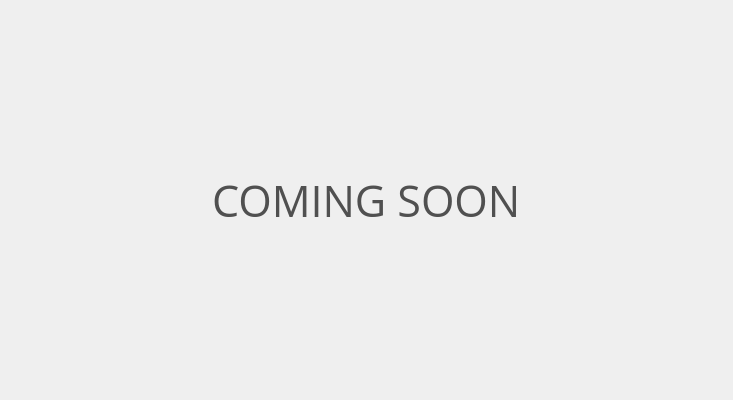
The window that src/qt/forms/fractalui.ui (CryptoCoderz/Espers) describes before a commit, drawn with Qt 5.
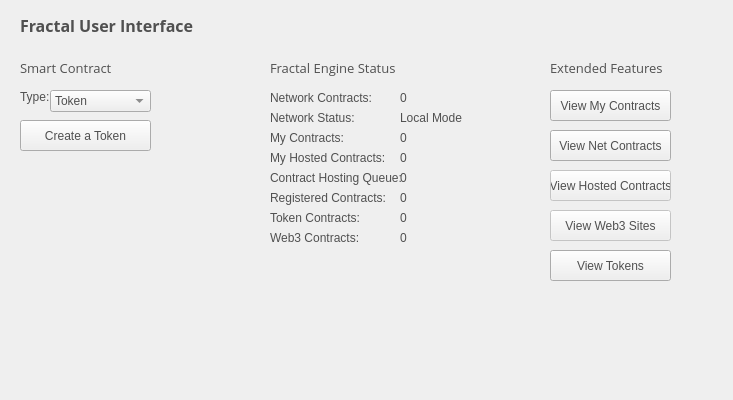
The same window after the commit.

Diff of the .ui file:
```diff
--- a/src/qt/forms/fractalui.ui
+++ b/src/qt/forms/fractalui.ui
@@ -20,54 +20,412 @@
    <string notr="true">color:#505050;
 font-family:'Open Sans,sans-serif';</string>
   </property>
-  <layout class="QGridLayout" name="gridLayout">
-   <property name="sizeConstraint">
-    <enum>QLayout::SetMaximumSize</enum>
+  <widget class="QLabel" name="smartContractLabel">
+   <property name="geometry">
+    <rect>
+     <x>20</x>
+     <y>60</y>
+     <width>141</width>
+     <height>16</height>
+    </rect>
    </property>
-   <item row="0" column="0">
-    <layout class="QHBoxLayout" name="horizontalLayout">
-     <item>
-      <spacer name="horizontalSpacer">
-       <property name="orientation">
-        <enum>Qt::Horizontal</enum>
-       </property>
-       <property name="sizeHint" stdset="0">
-        <size>
-         <width>40</width>
-         <height>20</height>
-        </size>
-       </property>
-      </spacer>
-     </item>
-     <item>
-      <widget class="QLabel" name="label">
-       <property name="font">
-        <font>
-         <family>Open Sans,sans-serif</family>
-         <pointsize>32</pointsize>
-        </font>
-       </property>
-       <property name="text">
-        <string>COMING SOON</string>
-       </property>
-      </widget>
-     </item>
-     <item>
-      <spacer name="horizontalSpacer_2">
-       <property name="orientation">
-        <enum>Qt::Horizontal</enum>
-       </property>
-       <property name="sizeHint" stdset="0">
-        <size>
-         <width>40</width>
-         <height>20</height>
-        </size>
-       </property>
-      </spacer>
-     </item>
-    </layout>
+   <property name="font">
+    <font>
+     <family>Open Sans,sans-serif</family>
+     <pointsize>10</pointsize>
+    </font>
+   </property>
+   <property name="text">
+    <string>Smart Contract</string>
+   </property>
+  </widget>
+  <widget class="QLabel" name="titleLabel">
+   <property name="geometry">
+    <rect>
+     <x>20</x>
+     <y>10</y>
+     <width>211</width>
+     <height>31</height>
+    </rect>
+   </property>
+   <property name="font">
+    <font>
+     <family>Open Sans,sans-serif</family>
+     <pointsize>12</pointsize>
+     <weight>75</weight>
+     <bold>true</bold>
+    </font>
+   </property>
+   <property name="text">
+    <string>Fractal User Interface</string>
+   </property>
+  </widget>
+  <widget class="QLabel" name="typeLabel">
+   <property name="geometry">
+    <rect>
+     <x>20</x>
+     <y>90</y>
+     <width>47</width>
+     <height>14</height>
+    </rect>
+   </property>
+   <property name="text">
+    <string>Type:</string>
+   </property>
+  </widget>
+  <widget class="QLabel" name="extendedFeaturesLabel">
+   <property name="geometry">
+    <rect>
+     <x>550</x>
+     <y>60</y>
+     <width>151</width>
+     <height>16</height>
+    </rect>
+   </property>
+   <property name="font">
+    <font>
+     <family>Open Sans,sans-serif</family>
+     <pointsize>10</pointsize>
+    </font>
+   </property>
+   <property name="text">
+    <string>Extended Features</string>
+   </property>
+  </widget>
+  <widget class="QLabel" name="fractalEngineLabel">
+   <property name="geometry">
+    <rect>
+     <x>270</x>
+     <y>60</y>
+     <width>181</width>
+     <height>16</height>
+    </rect>
+   </property>
+   <property name="font">
+    <font>
+     <family>Open Sans,sans-serif</family>
+     <pointsize>10</pointsize>
+    </font>
+   </property>
+   <property name="text">
+    <string>Fractal Engine Status</string>
+   </property>
+  </widget>
+  <widget class="QLabel" name="netContractsLabel">
+   <property name="geometry">
+    <rect>
+     <x>270</x>
+     <y>90</y>
+     <width>121</width>
+     <height>16</height>
+    </rect>
+   </property>
+   <property name="text">
+    <string>Network Contracts:</string>
+   </property>
+  </widget>
+  <widget class="QLabel" name="myContractsLabel">
+   <property name="geometry">
+    <rect>
+     <x>270</x>
+     <y>130</y>
+     <width>101</width>
+     <height>16</height>
+    </rect>
+   </property>
+   <property name="text">
+    <string>My Contracts:</string>
+   </property>
+  </widget>
+  <widget class="QLabel" name="netSTatusLabel">
+   <property name="geometry">
+    <rect>
+     <x>270</x>
+     <y>110</y>
+     <width>101</width>
+     <height>16</height>
+    </rect>
+   </property>
+   <property name="text">
+    <string>Network Status:</string>
+   </property>
+  </widget>
+  <widget class="QLabel" name="myHostedConstractsLabel">
+   <property name="geometry">
+    <rect>
+     <x>270</x>
+     <y>150</y>
+     <width>121</width>
+     <height>16</height>
+    </rect>
+   </property>
+   <property name="text">
+    <string>My Hosted Contracts:</string>
+   </property>
+  </widget>
+  <widget class="QLabel" name="contractQueueLabel">
+   <property name="geometry">
+    <rect>
+     <x>270</x>
+     <y>170</y>
+     <width>141</width>
+     <height>16</height>
+    </rect>
+   </property>
+   <property name="text">
+    <string>Contract Hosting Queue:</string>
+   </property>
+  </widget>
+  <widget class="QPushButton" name="myContractsBtn">
+   <property name="geometry">
+    <rect>
+     <x>550</x>
+     <y>90</y>
+     <width>121</width>
+     <height>31</height>
+    </rect>
+   </property>
+   <property name="text">
+    <string>View My Contracts</string>
+   </property>
+  </widget>
+  <widget class="QPushButton" name="netContractsBtn">
+   <property name="geometry">
+    <rect>
+     <x>550</x>
+     <y>130</y>
+     <width>121</width>
+     <height>31</height>
+    </rect>
+   </property>
+   <property name="text">
+    <string>View Net Contracts</string>
+   </property>
+  </widget>
+  <widget class="QPushButton" name="myHostedBtn">
+   <property name="enabled">
+    <bool>false</bool>
+   </property>
+   <property name="geometry">
+    <rect>
+     <x>550</x>
+     <y>170</y>
+     <width>121</width>
+     <height>31</height>
+    </rect>
+   </property>
+   <property name="text">
+    <string>View Hosted Contracts</string>
+   </property>
+  </widget>
+  <widget class="QPushButton" name="netWeb3Btn">
+   <property name="enabled">
+    <bool>false</bool>
+   </property>
+   <property name="geometry">
+    <rect>
+     <x>550</x>
+     <y>210</y>
+     <width>121</width>
+     <height>31</height>
+    </rect>
+   </property>
+   <property name="text">
+    <string>View Web3 Sites</string>
+   </property>
+  </widget>
+  <widget class="QPushButton" name="netTokensBtn">
+   <property name="geometry">
+    <rect>
+     <x>550</x>
+     <y>250</y>
+     <width>121</width>
+     <height>31</height>
+    </rect>
+   </property>
+   <property name="text">
+    <string>View Tokens</string>
+   </property>
+  </widget>
+  <widget class="QLabel" name="registeredContractsLabel">
+   <property name="geometry">
+    <rect>
+     <x>270</x>
+     <y>190</y>
+     <width>121</width>
+     <height>16</height>
+    </rect>
+   </property>
+   <property name="text">
+    <string>Registered Contracts:</string>
+   </property>
+  </widget>
+  <widget class="QLabel" name="tokensLabel">
+   <property name="geometry">
+    <rect>
+     <x>270</x>
+     <y>210</y>
+     <width>101</width>
+     <height>16</height>
+    </rect>
+   </property>
+   <property name="text">
+    <string>Token Contracts:</string>
+   </property>
+  </widget>
+  <widget class="QLabel" name="web3Label">
+   <property name="geometry">
+    <rect>
+     <x>270</x>
+     <y>230</y>
+     <width>111</width>
+     <height>16</height>
+    </rect>
+   </property>
+   <property name="text">
+    <string>Web3 Contracts:</string>
+   </property>
+  </widget>
+  <widget class="QComboBox" name="contractTypeCombo">
+   <property name="geometry">
+    <rect>
+     <x>50</x>
+     <y>90</y>
+     <width>101</width>
+     <height>22</height>
+    </rect>
+   </property>
+   <property name="currentIndex">
+    <number>0</number>
+   </property>
+   <item>
+    <property name="text">
+     <string>Token</string>
+    </property>
    </item>
-  </layout>
+   <item>
+    <property name="text">
+     <string>Web3</string>
+    </property>
+   </item>
+  </widget>
+  <widget class="QLabel" name="ncCount">
+   <property name="geometry">
+    <rect>
+     <x>400</x>
+     <y>90</y>
+     <width>71</width>
+     <height>16</height>
+    </rect>
+   </property>
+   <property name="text">
+    <string>0</string>
+   </property>
+  </widget>
+  <widget class="QLabel" name="nsCount">
+   <property name="geometry">
+    <rect>
+     <x>400</x>
+     <y>110</y>
+     <width>71</width>
+     <height>16</height>
+    </rect>
+   </property>
+   <property name="text">
+    <string>Local Mode</string>
+   </property>
+  </widget>
+  <widget class="QLabel" name="mcCount">
+   <property name="geometry">
+    <rect>
+     <x>400</x>
+     <y>130</y>
+     <width>71</width>
+     <height>16</height>
+    </rect>
+   </property>
+   <property name="text">
+    <string>0</string>
+   </property>
+  </widget>
+  <widget class="QLabel" name="mhCount">
+   <property name="geometry">
+    <rect>
+     <x>400</x>
+     <y>150</y>
+     <width>71</width>
+     <height>16</height>
+    </rect>
+   </property>
+   <property name="text">
+    <string>0</string>
+   </property>
+  </widget>
+  <widget class="QLabel" name="chCount">
+   <property name="geometry">
+    <rect>
+     <x>400</x>
+     <y>170</y>
+     <width>71</width>
+     <height>16</height>
+    </rect>
+   </property>
+   <property name="text">
+    <string>0</string>
+   </property>
+  </widget>
+  <widget class="QLabel" name="rcCount">
+   <property name="geometry">
+    <rect>
+     <x>400</x>
+     <y>190</y>
+     <width>71</width>
+     <height>16</height>
+    </rect>
+   </property>
+   <property name="text">
+    <string>0</string>
+   </property>
+  </widget>
+  <widget class="QLabel" name="tcWeb">
+   <property name="geometry">
+    <rect>
+     <x>400</x>
+     <y>210</y>
+     <width>71</width>
+     <height>16</height>
+    </rect>
+   </property>
+   <property name="text">
+    <string>0</string>
+   </property>
+  </widget>
+  <widget class="QLabel" name="bcCount">
+   <property name="geometry">
+    <rect>
+     <x>400</x>
+     <y>230</y>
+     <width>71</width>
+     <height>16</height>
+    </rect>
+   </property>
+   <property name="text">
+    <string>0</string>
+   </property>
+  </widget>
+  <widget class="QPushButton" name="pushButton">
+   <property name="geometry">
+    <rect>
+     <x>20</x>
+     <y>120</y>
+     <width>131</width>
+     <height>31</height>
+    </rect>
+   </property>
+   <property name="text">
+    <string>Create a Token</string>
+   </property>
+  </widget>
  </widget>
  <layoutdefault spacing="6" margin="11"/>
  <resources/>
```
